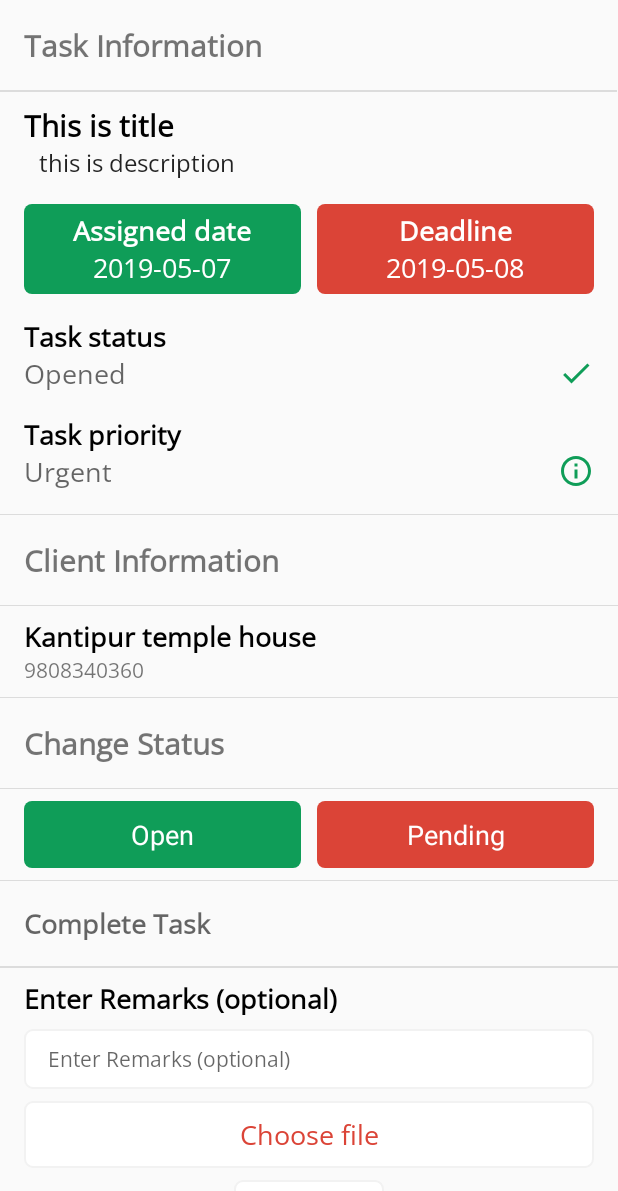
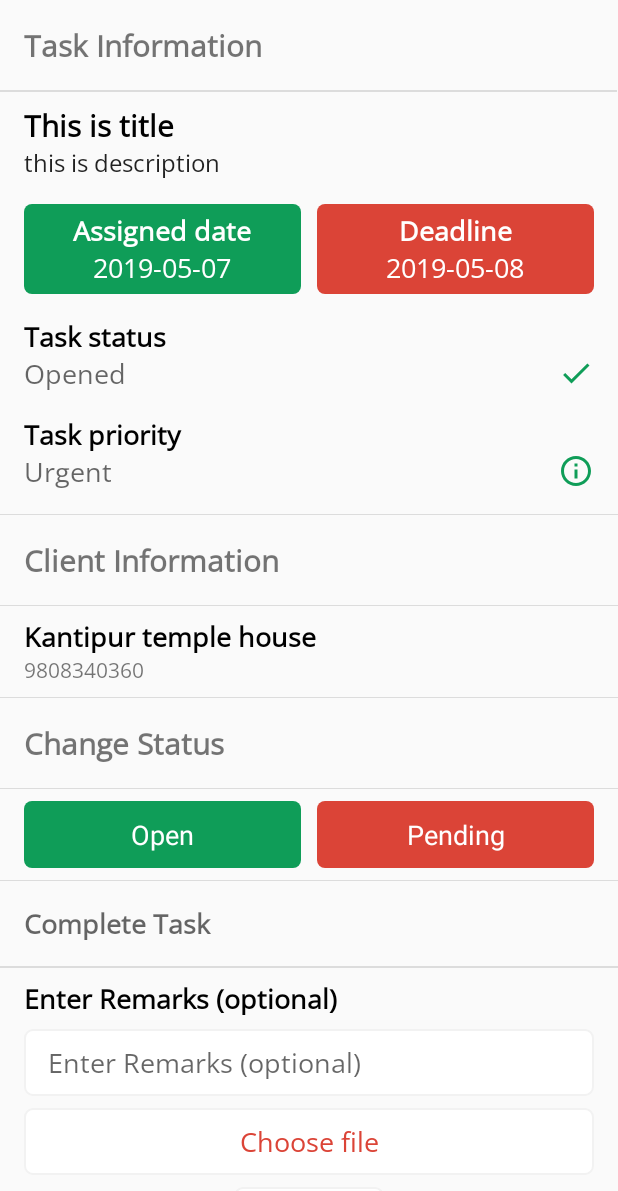
Before and after one commit to chettrir1/TaskManager, an Android app: the layout fragment_view_task.xml on its own in the app's theme, with its tools: preview values and no code run, on a phone screen of 412 x 824 dp. Shown: the top 1191 px of the screen. Run offline under Robolectric (Android 15) with nearby library versions, the phone set to English and light mode, and no system bars.

Commit message:
few layout changes

```diff
--- a/app/src/main/res/layout/fragment_view_task.xml
+++ b/app/src/main/res/layout/fragment_view_task.xml
@@ -87,6 +87,8 @@
                 android:layout_width="0dp"
                 android:layout_height="wrap_content"
                 android:fontFamily="@font/open_sans"
+                android:paddingStart="0dp"
+                android:paddingEnd="0dp"
                 android:text="@{taskDetails.taskDescription}"
                 app:layout_constraintEnd_toStartOf="@+id/guidelineRight"
                 app:layout_constraintHorizontal_bias="0.0"
@@ -433,7 +435,7 @@
                 android:inputType="textPersonName"
                 android:padding="@dimen/spacing_small"
                 android:singleLine="false"
-                android:textAppearance="@style/TextAppearance.AppCompat.Small"
+                android:textAppearance="@style/TextAppearance.AppCompat.Medium"
                 app:layout_constraintEnd_toStartOf="@+id/guidelineRight"
                 app:layout_constraintHorizontal_bias="0.0"
                 app:layout_constraintStart_toStartOf="@+id/guidelineLeft"
```
